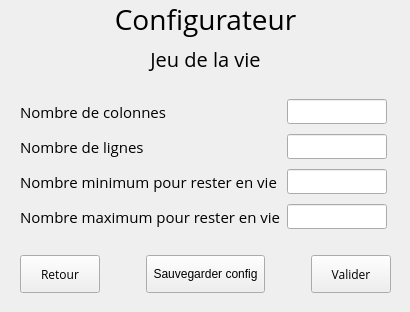
First picture: the form in Code/AutoCell/configgameoflifeautomatonwindow.ui, repository Nawhal/AutoCell, before the edit.
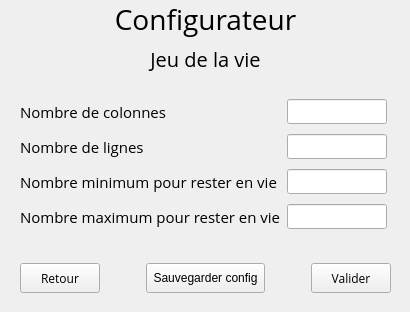
Second picture: the form after the edit.

Patch:
```diff
--- a/Code/AutoCell/configgameoflifeautomatonwindow.ui
+++ b/Code/AutoCell/configgameoflifeautomatonwindow.ui
@@ -262,10 +262,16 @@
           <verstretch>0</verstretch>
          </sizepolicy>
         </property>
+        <property name="minimumSize">
+         <size>
+          <width>0</width>
+          <height>30</height>
+         </size>
+        </property>
         <property name="maximumSize">
          <size>
           <width>100</width>
-          <height>100</height>
+          <height>30</height>
          </size>
         </property>
         <property name="font">
@@ -293,10 +299,16 @@
           <verstretch>0</verstretch>
          </sizepolicy>
         </property>
+        <property name="minimumSize">
+         <size>
+          <width>0</width>
+          <height>30</height>
+         </size>
+        </property>
         <property name="maximumSize">
          <size>
           <width>150</width>
-          <height>100</height>
+          <height>30</height>
          </size>
         </property>
         <property name="font">
@@ -317,10 +329,16 @@
           <verstretch>0</verstretch>
          </sizepolicy>
         </property>
+        <property name="minimumSize">
+         <size>
+          <width>0</width>
+          <height>30</height>
+         </size>
+        </property>
         <property name="maximumSize">
          <size>
           <width>100</width>
-          <height>100</height>
+          <height>30</height>
          </size>
         </property>
         <property name="font">
```
Left out of the diff: 58 changed lines with no effect on the pictures.
